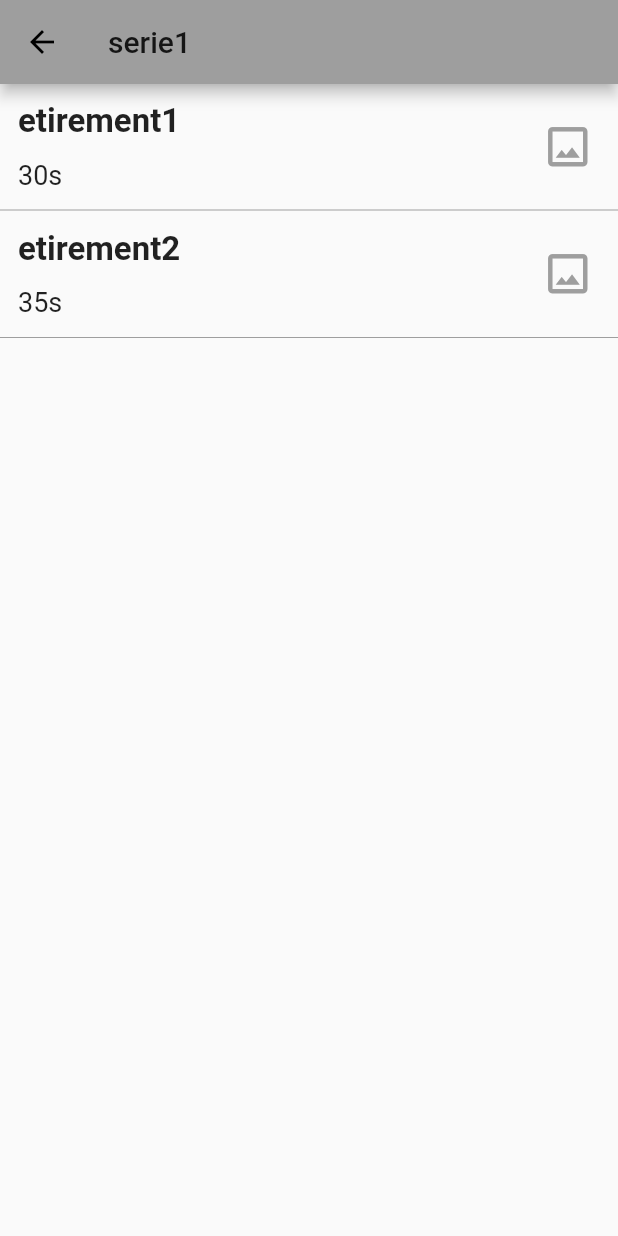
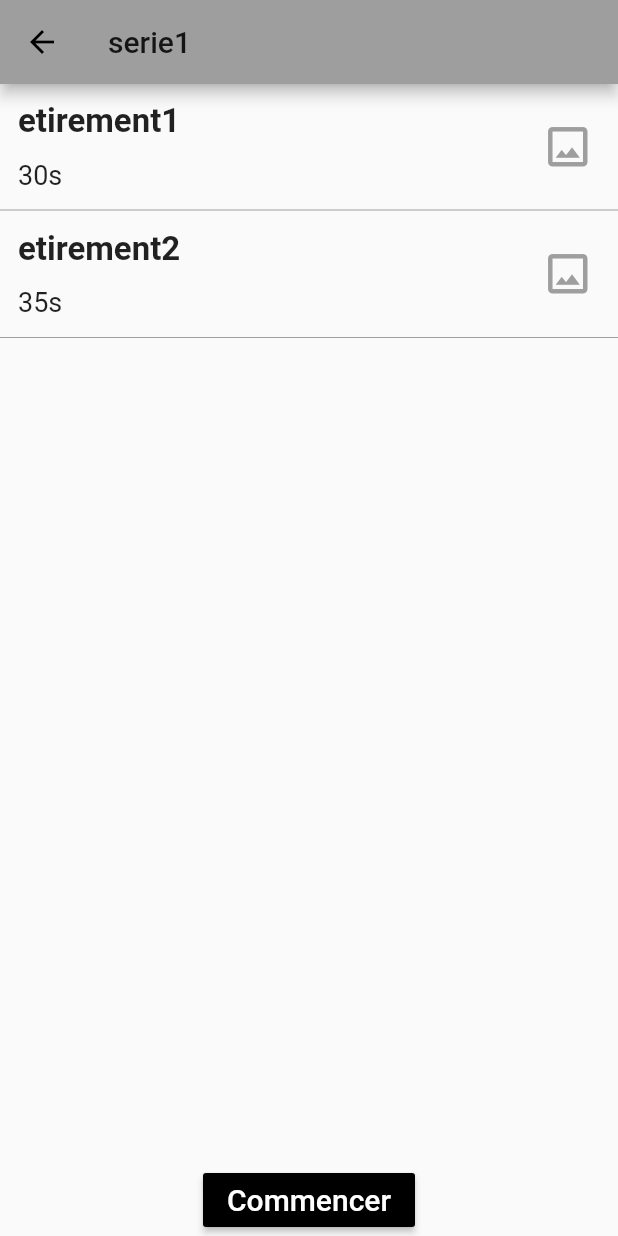
Before and after one commit to marionwilms/flutter_sport_app, a Flutter app: the screen it shows after launch, after a tap on the "arrow forward ios" icon, on a phone screen of 412 x 824 dp. Run offline on Flutter 3.47's test engine with Material 2 defaults, Android fonts, the light colour scheme and no system bars.

Commit message:
add a button start in the Exercise Details page

```diff
--- a/flutter_sport_app/lib/routes/ExerciseDetails.dart
+++ b/flutter_sport_app/lib/routes/ExerciseDetails.dart
@@ -7,14 +7,9 @@ class ExerciseDetails extends StatelessWidget {
   final Serie serieTest;
 
   ExerciseDetails({Key key, @required this.serieTest}) : super(key:key);
-  @override
-  Widget build(BuildContext context) {
-    return Scaffold(
-      appBar: AppBar(
-        title: Text(serieTest.title),
-      ),
-      body: Center(
-        child: ListView.builder(
+
+  Widget _buildListView (BuildContext context){
+    return ListView.builder(
       itemBuilder: (context, position) {
         return Column(
           children: <Widget>[
@@ -69,8 +64,32 @@ class ExerciseDetails extends StatelessWidget {
         );
       },
       itemCount: serieTest.exercises.length,
+    );
+  }
+
+  Widget build(BuildContext context) {
+    return Scaffold(
+      appBar: AppBar(
+        title: Text(serieTest.title),
       ),
+      body: Center(
+        child: Column(
+          mainAxisAlignment: MainAxisAlignment.spaceEvenly,
+          children: <Widget>[
+            Expanded(
+              child: _buildListView(context)
+            ),
+            RaisedButton(
+              onPressed: () {},
+              textColor: Colors.white,
+              color: Colors.black,
+              child: Text(
+                  'Commencer',style: TextStyle(fontSize: 20)
+              ),
+            ),
+          ],
 
+        ),
       ),
 
     );
--- a/flutter_sport_app/lib/routes/MyHomePage.dart
+++ b/flutter_sport_app/lib/routes/MyHomePage.dart
@@ -46,25 +46,8 @@ class _MyHomePageState extends State<MyHomePage> {
   }
 
   @override
-  Widget build(BuildContext context) {
-    iniList(firstState);
-    firstState=false;
-    // This method is rerun every time setState is called, for instance as done
-    // by the _incrementCounter method above.
-    //
-    // The Flutter framework has been optimized to make rerunning build methods
-    // fast, so that you can just rebuild anything that needs updating rather
-    // than having to individually change instances of widgets.
-    return Scaffold(
-      appBar: AppBar(
-        // Here we take the value from the MyHomePage object that was created by
-        // the App.build method, and use it to set our appbar title.
-        title: Text(widget.title),
-      ),
-      body: Center(
-        // Center is a layout widget. It takes a single child and positions it
-        // in the middle of the parent.
-        child: ListView.builder(
+  Widget _buildListView(BuildContext context) {
+    return ListView.builder(
         itemBuilder: (context, position) {
           return Column(
             children: <Widget>[
@@ -126,7 +109,29 @@ class _MyHomePageState extends State<MyHomePage> {
           );
         },
         itemCount: serie.length,
+      );
+  }
+
+  Widget build(BuildContext context) {
+    iniList(firstState);
+    firstState=false;
+    // This method is rerun every time setState is called, for instance as done
+    // by the _incrementCounter method above.
+    //
+    // The Flutter framework has been optimized to make rerunning build methods
+    // fast, so that you can just rebuild anything that needs updating rather
+    // than having to individually change instances of widgets.
+    return Scaffold(
+      appBar: AppBar(
+        // Here we take the value from the MyHomePage object that was created by
+        // the App.build method, and use it to set our appbar title.
+        title: Text(widget.title),
       ),
+      body: Center(
+        // Center is a layout widget. It takes a single child and positions it
+        // in the middle of the parent.
+        child: _buildListView(context)
+
       ),
     );
   }
```
Lines whose indentation alone changed are shown as unchanged.
